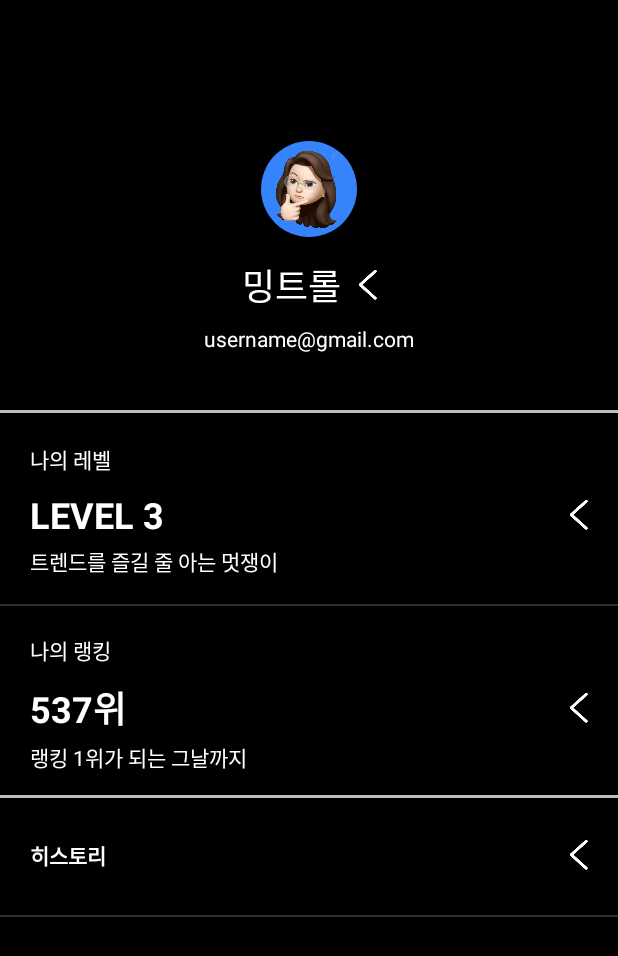
After one commit to koreahacks/2021-jcozy-Android, an Android app: the MypageActivity screen opened directly, with no data from a screen before it, on a phone screen of 412 x 824 dp. The commit adds this screen. Shown: the top 956 px of the screen. Run offline under Robolectric (Android 15) with nearby library versions, the phone set to English and light mode, and no system bars; our stand-ins replace CircleImageView.

Commit message:
my page 그림

```diff
--- a/Trolly/app/src/main/AndroidManifest.xml
+++ b/Trolly/app/src/main/AndroidManifest.xml
@@ -17,6 +17,7 @@
         <activity android:name=".timeattack.TimeAttackPartiActivity"/>
         <activity android:name=".QuestDetailActivity">
         </activity>
+        <activity android:name=".mypage.MypageActivity"/>
         <activity android:name=".MainActivity">
             <intent-filter>
                 <action android:name="android.intent.action.MAIN" />
--- /dev/null
+++ b/Trolly/app/src/main/java/com/jcozy/trolly/mypage/MypageActivity.kt
@@ -0,0 +1,12 @@
+package com.jcozy.trolly.mypage
+
+import android.os.Bundle
+import androidx.appcompat.app.AppCompatActivity
+import com.jcozy.trolly.R
+
+class MypageActivity : AppCompatActivity() {
+    override fun onCreate(savedInstanceState: Bundle?) {
+        super.onCreate(savedInstanceState)
+        setContentView(R.layout.activity_mypage)
+    }
+}
--- a/Trolly/app/src/main/java/com/jcozy/trolly/timeattack/TimeAttackActivity.kt
+++ b/Trolly/app/src/main/java/com/jcozy/trolly/timeattack/TimeAttackActivity.kt
@@ -22,7 +22,7 @@ class TimeAttackActivity : AppCompatActivity(), View.OnClickListener {
         supportActionBar!!.setDisplayShowTitleEnabled(false)
         supportActionBar!!.setDisplayHomeAsUpEnabled(true)
         supportActionBar!!.setDisplayShowHomeEnabled(true)
-//        supportActionBar!!.setHomeAsUpIndicator(R.drawable.icon_before)
+        supportActionBar!!.setHomeAsUpIndicator(R.drawable.icon_before)
 
         tb_timeattack.elevation = 5F
 
--- /dev/null
+++ b/Trolly/app/src/main/res/layout/activity_mypage.xml
@@ -0,0 +1,213 @@
+<?xml version="1.0" encoding="utf-8"?>
+<androidx.constraintlayout.widget.ConstraintLayout xmlns:android="http://schemas.android.com/apk/res/android"
+    xmlns:app="http://schemas.android.com/apk/res-auto"
+    android:layout_width="match_parent"
+    android:layout_height="match_parent"
+    android:background="@color/black">
+
+    <androidx.appcompat.widget.Toolbar
+        android:id="@+id/tb_mypage"
+        android:layout_width="match_parent"
+        android:layout_height="56dp"
+        app:layout_constraintTop_toTopOf="parent" />
+
+    <de.hdodenhof.circleimageview.CircleImageView
+        android:id="@+id/iv_mypage_userprofile"
+        android:layout_width="64dp"
+        android:layout_height="64dp"
+        android:layout_marginTop="38dp"
+        android:src="@drawable/profile_img"
+        app:layout_constraintEnd_toEndOf="parent"
+        app:layout_constraintStart_toStartOf="parent"
+        app:layout_constraintTop_toBottomOf="@id/tb_mypage" />
+
+    <TextView
+        android:id="@+id/tv_mypage_username"
+        style="@style/mypage_name_text"
+        android:layout_width="wrap_content"
+        android:layout_height="wrap_content"
+        android:layout_marginTop="14dp"
+        android:text="밍트롤"
+        app:layout_constraintEnd_toStartOf="@id/iv_mypage_username_next"
+        app:layout_constraintStart_toStartOf="@id/iv_mypage_userprofile"
+        app:layout_constraintTop_toBottomOf="@id/iv_mypage_userprofile" />
+
+    <ImageView
+        android:id="@+id/iv_mypage_username_next"
+        android:layout_width="wrap_content"
+        android:layout_height="wrap_content"
+        android:layout_marginStart="12dp"
+        android:src="@drawable/icon_before"
+        app:layout_constraintBottom_toBottomOf="@id/tv_mypage_username"
+        app:layout_constraintEnd_toEndOf="@id/iv_mypage_userprofile"
+        app:layout_constraintStart_toEndOf="@id/tv_mypage_username"
+        app:layout_constraintTop_toTopOf="@id/tv_mypage_username" />
+
+    <TextView
+        android:id="@+id/tv_user_info"
+        style="@style/mypage_detail_text"
+        android:layout_width="wrap_content"
+        android:layout_height="wrap_content"
+        android:layout_marginTop="8dp"
+        android:text="username@gmail.com"
+        app:layout_constraintEnd_toEndOf="@id/iv_mypage_userprofile"
+        app:layout_constraintStart_toStartOf="@id/iv_mypage_userprofile"
+        app:layout_constraintTop_toBottomOf="@id/tv_mypage_username" />
+
+    <View
+        android:id="@+id/mypage_guideline1"
+        android:layout_width="match_parent"
+        android:layout_height="2dp"
+        android:layout_marginTop="38.3dp"
+        android:background="@color/lightgrey"
+        app:layout_constraintTop_toBottomOf="@id/tv_user_info" />
+
+    <View
+        android:id="@+id/view_mypage_level"
+        android:layout_width="match_parent"
+        android:layout_height="127dp"
+        app:layout_constraintTop_toBottomOf="@id/mypage_guideline1" />
+
+    <TextView
+        android:id="@+id/tv_mypage_level_title"
+        style="@style/button_white_text"
+        android:layout_width="wrap_content"
+        android:layout_height="wrap_content"
+        android:layout_marginTop="19.7dp"
+        android:text="나의 레벨"
+        app:layout_constraintStart_toStartOf="@id/start_guideline_mypage"
+        app:layout_constraintTop_toBottomOf="@id/mypage_guideline1" />
+
+    <TextView
+        android:id="@+id/tv_mypage_mylevel"
+        style="@style/mypage_name_text"
+        android:layout_width="wrap_content"
+        android:layout_height="wrap_content"
+        android:layout_marginTop="10dp"
+        android:text="LEVEL 3"
+        android:textStyle="bold"
+        app:layout_constraintStart_toStartOf="@id/start_guideline_mypage"
+        app:layout_constraintTop_toBottomOf="@id/tv_mypage_level_title" />
+
+    <ImageView
+
+        android:layout_width="wrap_content"
+        android:layout_height="wrap_content"
+        android:src="@drawable/icon_before"
+        app:layout_constraintBottom_toBottomOf="@id/tv_mypage_mylevel"
+        app:layout_constraintEnd_toStartOf="@id/end_guideline_mypage"
+        app:layout_constraintTop_toTopOf="@id/tv_mypage_mylevel" />
+
+    <TextView
+        android:layout_width="wrap_content"
+        android:layout_height="wrap_content"
+        style="@style/mypage_detail_text"
+        android:text="트렌드를 즐길 줄 아는 멋쟁이"
+        app:layout_constraintStart_toStartOf="@id/start_guideline_mypage"
+        app:layout_constraintTop_toBottomOf="@id/tv_mypage_mylevel"
+        android:layout_marginTop="4dp"/>
+
+    <View
+        android:id="@+id/mypage_guideline2"
+        android:layout_width="match_parent"
+        android:layout_height="1dp"
+        android:background="@color/darkgrey"
+        app:layout_constraintTop_toBottomOf="@id/view_mypage_level" />
+
+    <View
+        android:id="@+id/view_mypage_rank"
+        android:layout_width="match_parent"
+        android:layout_height="127dp"
+        app:layout_constraintTop_toBottomOf="@id/view_mypage_level"/>
+
+    <TextView
+        android:id="@+id/tv_mypage_rank_title"
+        style="@style/button_white_text"
+        android:layout_width="wrap_content"
+        android:layout_height="wrap_content"
+        android:layout_marginTop="19.7dp"
+        android:text="나의 랭킹"
+        app:layout_constraintStart_toStartOf="@id/start_guideline_mypage"
+        app:layout_constraintTop_toBottomOf="@id/view_mypage_level" />
+
+    <TextView
+        android:id="@+id/tv_mypage_myrank"
+        style="@style/mypage_name_text"
+        android:layout_width="wrap_content"
+        android:layout_height="wrap_content"
+        android:layout_marginTop="10dp"
+        android:text="537위"
+        android:textStyle="bold"
+        app:layout_constraintStart_toStartOf="@id/start_guideline_mypage"
+        app:layout_constraintTop_toBottomOf="@id/tv_mypage_rank_title" />
+
+    <ImageView
+        android:layout_width="wrap_content"
+        android:layout_height="wrap_content"
+        android:src="@drawable/icon_before"
+        app:layout_constraintBottom_toBottomOf="@id/tv_mypage_myrank"
+        app:layout_constraintEnd_toStartOf="@id/end_guideline_mypage"
+        app:layout_constraintTop_toTopOf="@id/tv_mypage_myrank" />
+
+    <TextView
+        android:layout_width="wrap_content"
+        android:layout_height="wrap_content"
+        style="@style/mypage_detail_text"
+        android:text="랭킹 1위가 되는 그날까지"
+        app:layout_constraintStart_toStartOf="@id/start_guideline_mypage"
+        app:layout_constraintTop_toBottomOf="@id/tv_mypage_myrank"
+        android:layout_marginTop="4dp"/>
+
+    <View
+        android:id="@+id/mypage_guideline3"
+        android:layout_width="match_parent"
+        android:layout_height="2dp"
+        android:background="@color/lightgrey"
+        app:layout_constraintTop_toBottomOf="@id/view_mypage_rank" />
+
+    <View
+        android:id="@+id/view_mypage_history"
+        android:layout_width="match_parent"
+        android:layout_height="80dp"
+        app:layout_constraintTop_toBottomOf="@id/view_mypage_rank"/>
+
+    <TextView
+        android:layout_width="wrap_content"
+        android:layout_height="wrap_content"
+        android:text="히스토리"
+        style="@style/button_white_text"
+        android:textStyle="bold"
+        app:layout_constraintStart_toStartOf="@id/start_guideline_mypage"
+        app:layout_constraintTop_toTopOf="@id/view_mypage_history"
+        app:layout_constraintBottom_toBottomOf="@id/view_mypage_history"/>
+
+    <ImageView
+        android:layout_width="wrap_content"
+        android:layout_height="wrap_content"
+        android:src="@drawable/icon_before"
+        app:layout_constraintTop_toTopOf="@id/view_mypage_history"
+        app:layout_constraintBottom_toBottomOf="@id/view_mypage_history"
+        app:layout_constraintEnd_toEndOf="@id/end_guideline_mypage"/>
+
+    <View
+        android:layout_width="match_parent"
+        android:layout_height="1dp"
+        android:background="@color/darkgrey"
+        app:layout_constraintTop_toBottomOf="@id/view_mypage_history"/>
+
+
+    <androidx.constraintlayout.widget.Guideline
+        android:id="@+id/start_guideline_mypage"
+        android:layout_width="match_parent"
+        android:layout_height="match_parent"
+        android:orientation="vertical"
+        app:layout_constraintGuide_begin="20dp" />
+
+    <androidx.constraintlayout.widget.Guideline
+        android:id="@+id/end_guideline_mypage"
+        android:layout_width="match_parent"
+        android:layout_height="match_parent"
+        android:orientation="vertical"
+        app:layout_constraintGuide_end="20dp" />
+
+</androidx.constraintlayout.widget.ConstraintLayout>
--- a/Trolly/app/src/main/res/layout/activity_time_attack.xml
+++ b/Trolly/app/src/main/res/layout/activity_time_attack.xml
@@ -148,7 +148,7 @@
                 android:layout_width="0dp"
                 android:layout_height="62dp"
                 android:layout_marginTop="44.5dp"
-                android:background="@color/darkgray"
+                android:background="@color/darkgrey"
                 app:layout_constraintEnd_toEndOf="@id/end_guideline_ta"
                 app:layout_constraintStart_toStartOf="@id/start_guideline_ta"
                 app:layout_constraintTop_toBottomOf="@id/tv_realtime_detail" />
--- a/Trolly/app/src/main/res/values/colors.xml
+++ b/Trolly/app/src/main/res/values/colors.xml
@@ -12,5 +12,6 @@
     <color name="hotpink2">#FF004E</color>
     <color name="gradientpink">#FF0043</color>
     <color name="gradientblue">#2737FF</color>
-    <color name="darkgray">#2F2F2F</color>
+    <color name="darkgrey">#2F2F2F</color>
+    <color name="lightgrey">#BDBDBD</color>
 </resources>
--- a/Trolly/app/src/main/res/values/styles.xml
+++ b/Trolly/app/src/main/res/values/styles.xml
@@ -21,6 +21,14 @@
         <item name="android:textSize">16sp</item>
         <item name="color">@color/white</item>
         <item name="android:fontFamily">@font/spoqahansansneo_bold</item>
+    </style>
+
+    <style name="mypage_name_text" parent="@android:style/Widget.TextView">
+        <item name="font">@font/poppins_light</item>
+        <item name="android:textStyle">normal</item>
+        <item name="android:textSize">24dp</item>
+        <item name="android:textColor">@color/white</item>
+        <item name="android:lineSpacingExtra">26dp</item>
     </style>
 
     <style name="title_text_big" parent="@android:style/Widget.TextView">
@@ -74,4 +82,11 @@
         <item name="android:textColor">@color/white</item>
         <item name="android:textStyle">bold</item>
     </style>
+
+    <style name="mypage_detail_text" parent="@android:style/Widget.TextView">
+        <item name="font">@font/spoqahansansneo_light</item>
+        <item name="android:textSize">14dp</item>
+        <item name="android:textColor">@color/white</item>
+    </style>
+
 </resources>
```
Also changed, not shown: Trolly/app/src/main/res/drawable/profile_img.png (added).
